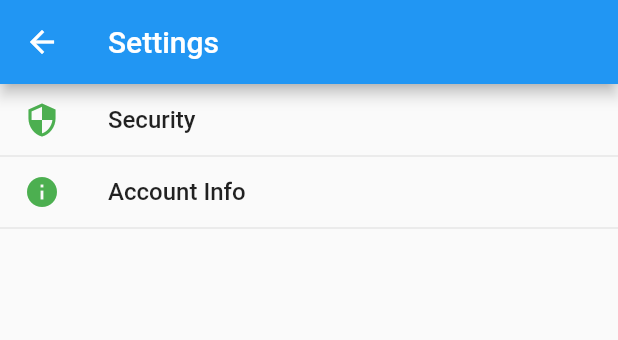
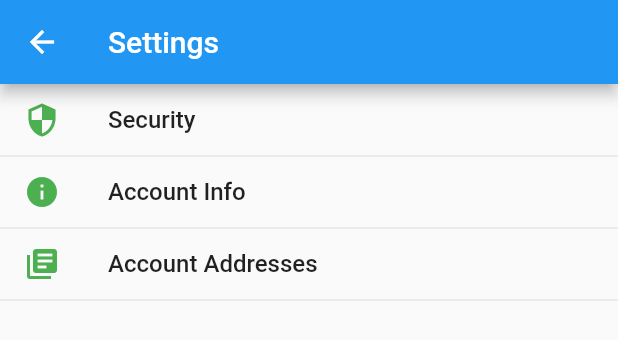
Before and after one commit to RoyAvidar/Flutter_Nestjs, a Flutter app: the AccoutScreen widget shown alone on an empty page, opened directly, after a tap on "Account Settings", on a phone screen of 412 x 824 dp. Shown: the top 340 px of the screen. Run offline on Flutter 3.47's test engine with Material 2 defaults, Android fonts, the phone set to English and light mode, and no system bars; our stand-ins replace adaptive_theme, flutter_settings_screens, graphql_flutter, image_picker, shared_preferences; missing offline and left inert: dart:ffi; accounts and stored records are empty; network calls fail.

Commit message:
small changes

```diff
--- a/lib/screens/address_screen.dart
+++ b/lib/screens/address_screen.dart
@@ -81,16 +81,15 @@ class _AddressScreenState extends State<AddressScreen> {
                     textStyle: const TextStyle(
                       fontSize: 16,
                     ),
-                    backgroundColor: Colors.black26,
                   ),
                   onPressed: () {
                     //navigate to addAddressScreen.
                     // Navigator.of(context).pushNamed(CreateReviewScreen.routeName);
                   },
-                  child: Text('Add A Review'),
+                  child: Text('Add A New Address'),
                 ),
                 SizedBox(
-                  height: 25,
+                  height: 50,
                 ),
               ],
             ),
--- a/lib/screens/settings/account_settings_screen.dart
+++ b/lib/screens/settings/account_settings_screen.dart
@@ -20,6 +20,7 @@ class AccoutScreen extends StatelessWidget {
         children: [
           buildSecurity(context),
           buildAccountInfo(context),
+          buildAccountAddress(context),
         ],
       ),
     );
@@ -48,4 +49,25 @@ class AccoutScreen extends StatelessWidget {
           Navigator.of(context).pushReplacementNamed(InfoScreen.routeName);
         },
       );
+
+  Widget buildAccountAddress(BuildContext context) => SimpleSettingsTile(
+        title: "Account Addresses",
+        subtitle: "",
+        leading: Icon(
+          Icons.library_books,
+          color: Colors.green,
+        ),
+        onTap: () {
+          //navigate to my address screen.
+          // IconButton(
+          //         onPressed: () {
+          //           //navigate to editAddressScreen & will continue to confirmOrderScreen with editedAddressId.
+          //           // Navigator.of(context).pushNamed(EditProductScreen.routeName,
+          //           //     arguments: product.id);
+          //         },
+          //         icon: Icon(Icons.edit),
+          //         color: Theme.of(context).primaryColor,
+          //       ),
+        },
+      );
 }
```
Also changed, not shown: lib/widgets/address_item.dart (+11 -17 lines).
